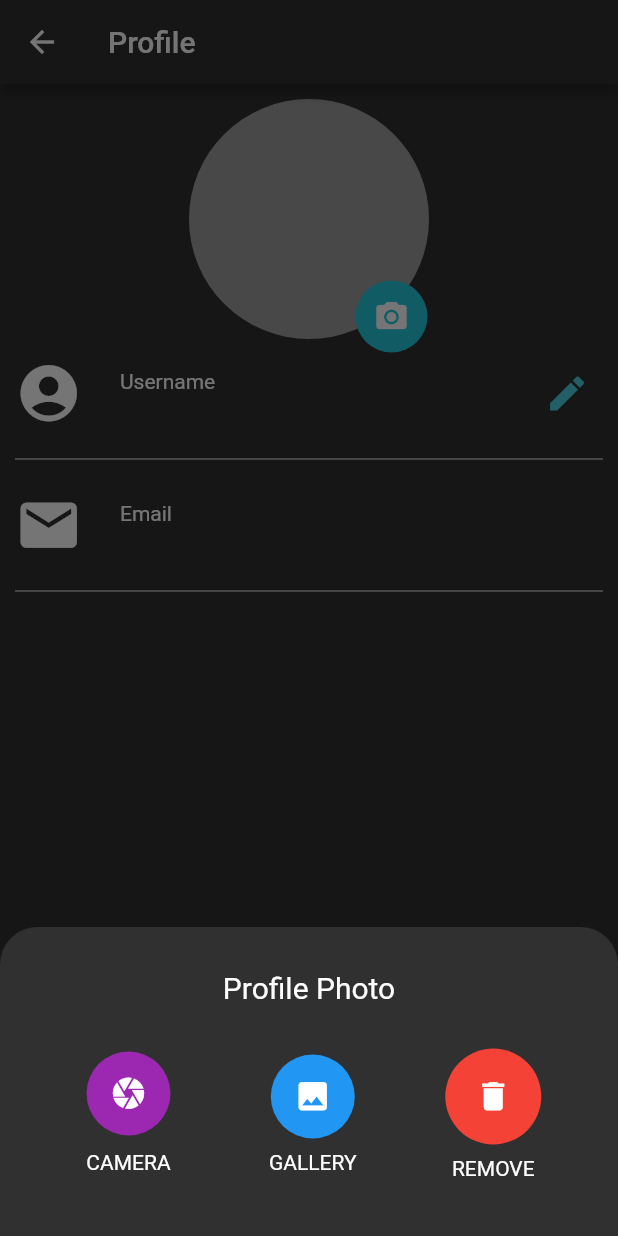
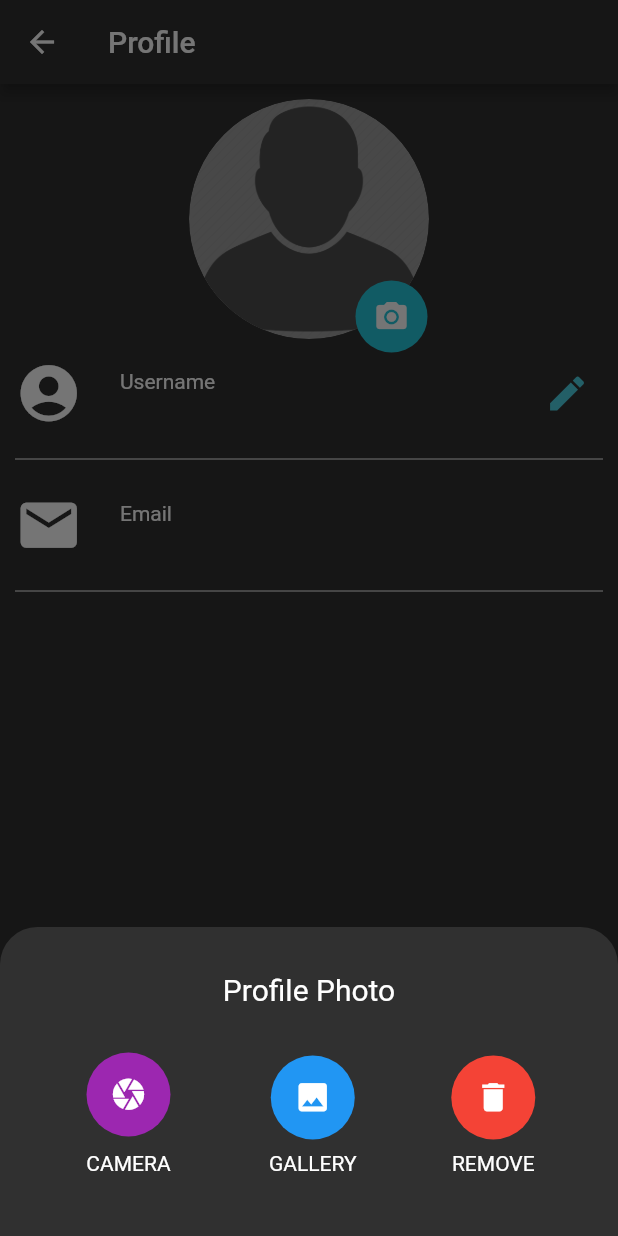
Before and after one commit to Siddharth-rajput2201/chatterbox, a Flutter app: the ProfilePage screen opened directly, after a tap on the "camera alt" icon, on a phone screen of 412 x 824 dp. Run offline on Flutter 3.47's test engine with Material 2 defaults, Android fonts, the phone set to English and light mode, and no system bars; our stand-ins replace cloud_firestore, firebase_auth, firebase_core, firebase_storage, google_sign_in, image_cropper and 1 more; accounts and stored records are empty; network calls fail.

Commit message:
added error boxes and Removed 'file:///error' error

```diff
--- a/lib/Screens/home_screen/homescreen_helper.dart
+++ b/lib/Screens/home_screen/homescreen_helper.dart
@@ -58,8 +58,9 @@ class GetUserNameStream extends StatelessWidget {
 
 
 class GetUserPhotoUrlStream extends StatelessWidget {
+
+
   final String documentId; // This is your User UID
-
   GetUserPhotoUrlStream(this.documentId);
 
   @override
@@ -72,17 +73,55 @@ class GetUserPhotoUrlStream extends StatelessWidget {
         if (snapshot.hasError) {
           return Image.asset('assets/images/NouserImage.png');
         }
-
         if (snapshot.connectionState == ConnectionState.waiting) {
           return CircularProgressIndicator();
         }
         Map<String, dynamic> data = snapshot.data.data();
-        return  CircleAvatar(
+        try{
+          return ClipOval(
+            child: Image.network(
+              "${data['profilePhoto']}",
+              height: 180,
+              width: 180,
+              errorBuilder: (ctx, exception, stackTrace) {
+                return CircleAvatar(
+                  maxRadius: 80,
+                  backgroundColor: Colors.grey,
+                  backgroundImage: AssetImage('assets/images/NouserImage.png'),
+                ); //THE WIDGET YOU WANT TO SHOW IF URL NOT RETURN IMAGE
+              },
+            ),
+          );
+        }
+        catch(error)
+        {
+          return CircleAvatar(
             maxRadius: 80,
             backgroundColor: Colors.grey,
-            backgroundImage: NetworkImage("${data['profilePhoto']}")
-        );
-        // Text("${data['profilePhoto']}");
+            backgroundImage: AssetImage('assets/images/NouserImage.png'),
+          );
+        }
+
+          // CircleAvatar(
+          //
+          //   maxRadius: 80,
+          //   backgroundColor: Colors.grey,
+          //   backgroundImage: NetworkImage("${data['profilePhoto']}"),
+            // child: ClipOval(child: FadeInImage(
+            //   placeholder: AssetImage('assets/images/NouserImage.png'),
+            //   image: NetworkImage("${data['profilePhoto']}"),
+            //   imageErrorBuilder: (ctx, exception, stackTrace) {
+            //     return CircleAvatar(
+            //     maxRadius: 80,
+            //     backgroundColor: Colors.grey,
+            //     backgroundImage: AssetImage('assets/images/NouserImage.png'),
+            //   ); //THE WIDGET YOU WANT TO SHOW IF URL NOT RETURN IMAGE
+            //   },
+            // ),
+            // ),
+            //NetworkImage("${data['profilePhoto']}")
+            //FadeInImage(image: NetworkImage("${data['profilePhoto']}"), placeholder: AssetImage('assets/images/NouserImage.png')
+       // );
       },
     );
   }
--- a/lib/Screens/profile_screen/profile_screen.dart
+++ b/lib/Screens/profile_screen/profile_screen.dart
@@ -1,6 +1,7 @@
 import 'package:chatterbox/Screens/home_screen/homescreen_helper.dart';
 import 'package:chatterbox/resources/firebase_repository.dart';
 import 'package:chatterbox/Screens/profile_screen/profilescreen_helper.dart';
+import 'package:chatterbox/utils/errorDisplayWidgets.dart';
 import 'package:chatterbox/utils/universalcolorvariables.dart';
 import 'package:firebase_auth/firebase_auth.dart';
 import 'package:flutter/material.dart';
@@ -63,7 +64,13 @@ class _ProfilePageState extends State<ProfilePage> {
                                 icon: Icon(Icons.camera_alt,
                                   color: Colors.white,),
                                 onPressed: (){
+                                  try{
                                     Provider.of<ProfileScreenUtils>(context,listen: false).photoSelectionBottomWidget(context);
+                                  }
+                                    catch(error)
+                                  {
+                                    showErrorSnackbar(context, "UPLOAD STOPPED");
+                                  }
                                 },
                               ),
                             ),
--- a/lib/Screens/profile_screen/profilescreen_helper.dart
+++ b/lib/Screens/profile_screen/profilescreen_helper.dart
@@ -21,6 +21,7 @@ class ProfileScreenUtils with ChangeNotifier{
   Future pickUserImage(BuildContext context, ImageSource source,BuildContext contextForError) async {
     try{
       final pickedUserImage = await picker.getImage(source: source);
+      userImage = null;
       pickedUserImage == null ? print('SELECT IMAGE') : userImage = File(pickedUserImage.path);
       print(userImage.path);
       croppedUserImage = await ImageCropper.cropImage(sourcePath: userImage.path);
@@ -38,7 +39,7 @@ class ProfileScreenUtils with ChangeNotifier{
     }
     catch(error)
     {
-      showErrorSnackbar(context, "ERROR");
+      showErrorSnackbar(context, "IMAGE NOT SELECTED/UPLOADED");
     }
 
   }
@@ -119,6 +120,7 @@ class ProfileScreenUtils with ChangeNotifier{
 
    Future<void> photoSelectionBottomWidget (BuildContext profilePageContext)
   {
+    try{
       return showModalBottomSheet(
           shape: RoundedRectangleBorder(
               borderRadius: BorderRadius.vertical(top: Radius.circular(25.0))),
@@ -192,7 +194,7 @@ class ProfileScreenUtils with ChangeNotifier{
                                   borderRadius: BorderRadius.circular(50)
                               ),
                               child: Padding(
-                            padding: const EdgeInsets.all(8.0),
+                                padding: const EdgeInsets.all(4.0),
                                 child: IconButton(icon : Icon(Icons.delete,size: 25,),onPressed: (){
                                   Provider.of<FirebaseMethods>(context,listen: false).removeUserPhotoUrl(context);
                                   // Navigator.of(context).pop();
@@ -214,4 +216,10 @@ class ProfileScreenUtils with ChangeNotifier{
           }
       );
     }
+    catch(error)
+    {
+      return showErrorSnackbar(profilePageContext,"UPLOAD ERROR");
     }
+
+  }
+}
--- a/lib/utils/errorDisplayWidgets.dart
+++ b/lib/utils/errorDisplayWidgets.dart
@@ -4,7 +4,8 @@ showErrorSnackbar(BuildContext context , String errorText )
 {
   //Focus.of(context).requestFocus(new FocusNode());
   ScaffoldMessenger.of(context).showSnackBar(
-      SnackBar(content: Text(
+      SnackBar(behavior: SnackBarBehavior.floating,
+          content: Text(
         errorText,style: TextStyle(color: Colors.white),),backgroundColor: Colors.red,duration: Duration(seconds: 6)),);
   //_scaffoldKey.currentState.showSnackBar(SnackBar(content: Text(errorText),));
 }
@@ -13,7 +14,8 @@ showProgressSnackbar(BuildContext context , String errorText )
 {
   //Focus.of(context).requestFocus(new FocusNode());
   ScaffoldMessenger.of(context).showSnackBar(
-    SnackBar(content: Text(
+    SnackBar(behavior: SnackBarBehavior.floating,
+        content: Text(
       errorText,style: TextStyle(color: Colors.white),),backgroundColor: Colors.green,duration: Duration(seconds: 6)),);
   //_scaffoldKey.currentState.showSnackBar(SnackBar(content: Text(errorText),));
 }
```
Also changed, not shown: lib/main.dart (+6 -1 lines), lib/resources/firebase_methods.dart (+56 -14 lines). Lines whose indentation alone changed are shown as unchanged.
